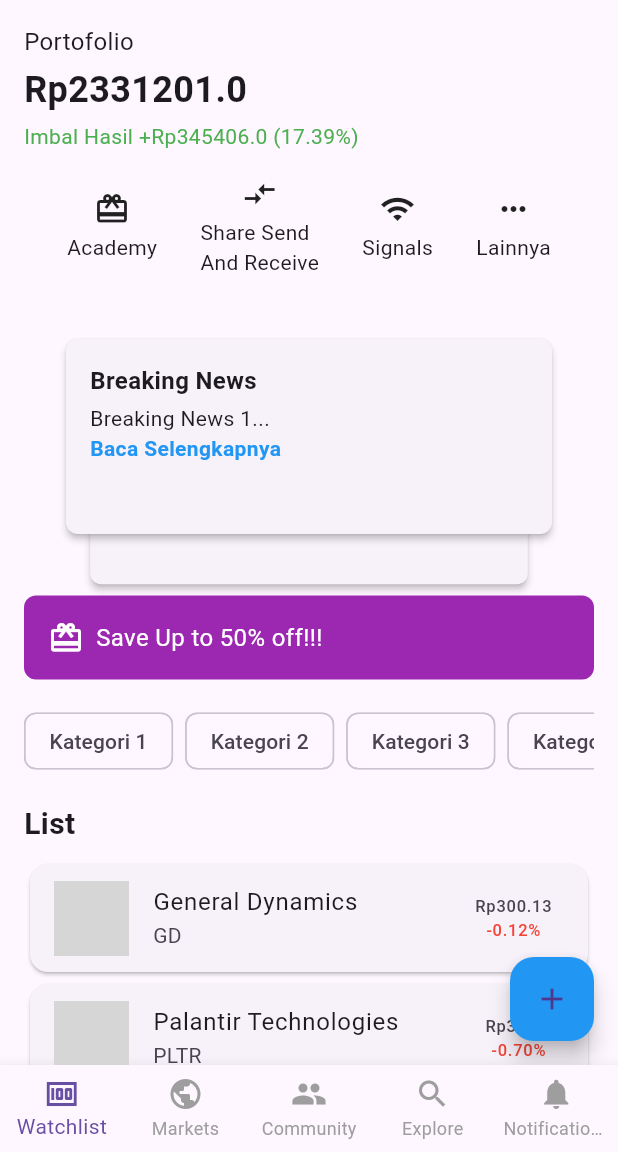
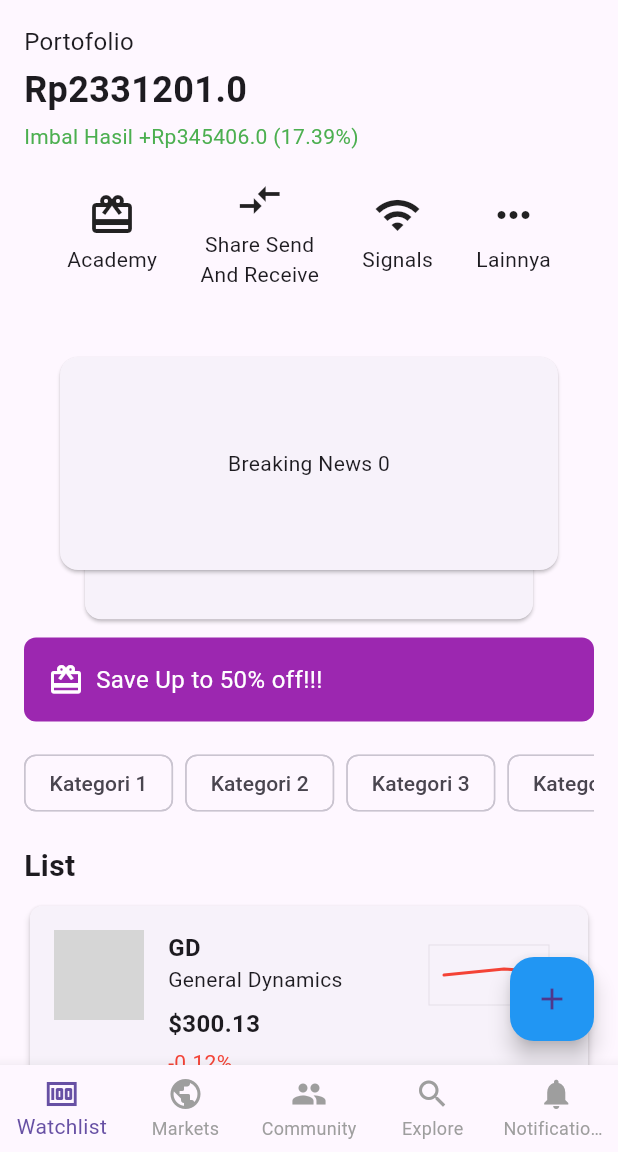
Before and after one commit to RazerArdi/FolioFinance, a Flutter app: the screen it shows after launch, on a phone screen of 412 x 824 dp, the part 84-1236 px from its top. Run offline on Flutter 3.47's test engine with Material 3 defaults, Android fonts, the phone set to English and light mode, and no system bars; drawn by our look-alikes of flutter_card_swiper; our stand-ins replace animated_splash_screen, get, image_picker, page_transition, sqflite, syncfusion_flutter_charts; accounts and stored records are empty; grey boxes are pictures that could not be loaded.

```diff
--- /dev/null
+++ b/lib/Database/chart_data.dart
@@ -0,0 +1,140 @@
+// Database/chart_data.dart
+import 'package:FFinance/Models/stock_data.dart';
+
+class ChartData {
+  final String symbol;
+  final String name;
+  final double price;
+  final double change;
+  final List<StockData> stockHistory;
+  final String image;
+
+  ChartData({
+    required this.symbol,
+    required this.name,
+    required this.price,
+    required this.change,
+    required this.stockHistory,
+    required this.image,
+  });
+}
+
+final List<ChartData> chartData = [
+  ChartData(
+    symbol: 'GD',
+    name: 'General Dynamics',
+    price: 300.13,
+    change: -0.12,
+    stockHistory: [
+      StockData('10:00', 300.00),
+      StockData('10:15', 300.10),
+      StockData('10:30', 300.20),
+      StockData('10:45', 300.13),
+    ],
+    image: 'assets/Images/General-Dynamics-Symbol.png',
+  ),
+  ChartData(
+    symbol: 'PLTR',
+    name: 'Palantir Technologies',
+    price: 36.84,
+    change: -0.70,
+    stockHistory: [
+      StockData('10:00', 36.80),
+      StockData('10:15', 36.90),
+      StockData('10:30', 36.70),
+      StockData('10:45', 36.84),
+    ],
+    image: 'assets/Images/Intel_icon.png',
+  ),
+  ChartData(
+    symbol: 'AES',
+    name: 'AES Corp',
+    price: 20.08,
+    change: 2.21,
+    stockHistory: [
+      StockData('10:00', 20.00),
+      StockData('10:15', 20.10),
+      StockData('10:30', 20.20),
+      StockData('10:45', 20.08),
+    ],
+    image: 'assets/Images/Intel_icon.png',
+  ),
+  ChartData(
+    symbol: 'SIRI',
+    name: 'Sirius XM Holdings',
+    price: 24.38,
+    change: 0.12,
+    stockHistory: [
+      StockData('10:00', 24.30),
+      StockData('10:15', 24.40),
+      StockData('10:30', 24.50),
+      StockData('10:45', 24.38),
+    ],
+    image: 'assets/Images/Intel_icon.png',
+  ),
+  ChartData(
+    symbol: 'MANU',
+    name: 'Manchester United',
+    price: 16.48,
+    change: -0.06,
+    stockHistory: [
+      StockData('10:00', 16.50),
+      StockData('10:15', 16.40),
+      StockData('10:30', 16.30),
+      StockData('10:45', 16.48),
+    ],
+    image: 'assets/Images/Intel_icon.png',
+  ),
+  ChartData(
+    symbol: 'VALE',
+    name: 'Vale S.A.',
+    price: 11.79,
+    change: -0.08,
+    stockHistory: [
+      StockData('10:00', 11.80),
+      StockData('10:15', 11.90),
+      StockData('10:30', 11.70),
+      StockData('10:45', 11.79),
+    ],
+    image: 'assets/Images/Intel_icon.png',
+  ),
+  ChartData(
+    symbol: 'FOX',
+    name: 'Fox Corporation',
+    price: 38.84,
+    change: 0.44,
+    stockHistory: [
+      StockData('10:00', 38.80),
+      StockData('10:15', 38.90),
+      StockData('10:30', 38.70),
+      StockData('10:45', 38.84),
+    ],
+    image: 'assets/Images/Intel_icon.png',
+  ),
+  ChartData(
+    symbol: 'CMCSA',
+    name: 'Comcast Corporation',
+    price: 41.63,
+    change: 1.49,
+    stockHistory: [
+      StockData('10:00', 41.60),
+      StockData('10:15', 41.70),
+      StockData('10:30', 41.50),
+      StockData('10:45', 41.63),
+    ],
+    image: 'assets/Images/Intel_icon.png',
+  ),
+  ChartData(
+    symbol: 'NYT',
+    name: 'The New York Times Company',
+    price: 43.19,
+    change: 0.19,
+    stockHistory: [
+      StockData('10:00', 43.20),
+      StockData('10:15', 43.30),
+      StockData('10:30', 43.10),
+      StockData('10:45', 43.19),
+    ],
+    image: 'assets/Images/Intel_icon.png',
+  ),
+];
--- /dev/null
+++ b/lib/Database/database_helper.dart
@@ -0,0 +1,73 @@
+// Database/database_helper.dart
+import 'package:sqflite/sqflite.dart';
+import 'package:path/path.dart';
+import 'chart_data.dart'; // Import your chart data if necessary
+
+class DatabaseHelper {
+  static final DatabaseHelper _instance = DatabaseHelper._internal();
+  static Database? _database;
+
+  DatabaseHelper._internal();
+
+  factory DatabaseHelper() => _instance;
+
+  Future<Database> get database async {
+    if (_database != null) return _database!;
+    _database = await _initDatabase();
+    return _database!;
+  }
+
+  Future<Database> _initDatabase() async {
+    String path = join(await getDatabasesPath(), 'finance.db');
+    return await openDatabase(
+      path,
+      version: 1,
+      onCreate: (db, version) async {
+        // Create tables here
+        await db.execute('''
+          CREATE TABLE chart_data(
+            id INTEGER PRIMARY KEY AUTOINCREMENT,
+            symbol TEXT,
+            name TEXT,
+            price REAL,
+            change REAL,
+            image TEXT
+          )
+        ''');
+      },
+    );
+  }
+
+  Future<void> insertChartData(ChartData data) async {
+    final db = await database;
+    await db.insert(
+      'chart_data',
+      {
+        'symbol': data.symbol,
+        'name': data.name,
+        'price': data.price,
+        'change': data.change,
+        'image': data.image,
+      },
+      conflictAlgorithm: ConflictAlgorithm.replace,
+    );
+  }
+
+  Future<List<ChartData>> fetchChartData() async {
+    final db = await database;
+    final List<Map<String, dynamic>> maps = await db.query('chart_data');
+
+    return List.generate(maps.length, (i) {
+      return ChartData(
+        symbol: maps[i]['symbol'],
+        name: maps[i]['name'],
+        price: maps[i]['price'],
+        change: maps[i]['change'],
+        stockHistory: [], // Modify to fetch stock history if necessary
+        image: maps[i]['image'],
+      );
+    });
+  }
+
+// Implement other CRUD operations as needed...
+}
--- a/lib/Models/stock_data.dart
+++ b/lib/Models/stock_data.dart
@@ -1,17 +1,21 @@
+// Models/stock_data.dart
 class StockData {
   final String time;
   final double price;
 
   StockData(this.time, this.price);
+
+  Map<String, dynamic> toMap() {
+    return {
+      'time': time,
+      'price': price,
+    };
+  }
+
+  factory StockData.fromMap(Map<String, dynamic> map) {
+    return StockData(
+      map['time'],
+      map['price'],
+    );
+  }
 }
-
-class ChartData {
-  final String symbol;
-  final String name;
-  final double price;
-  final double change;
-  final List<StockData> stockData;
-  final String image;
-
-  ChartData(this.symbol, this.name, this.price, this.change, this.stockData, this.image);
-}
--- a/lib/View/halaman_utama.dart
+++ b/lib/View/halaman_utama.dart
@@ -1,69 +1,17 @@
+// Pages/halaman_utama.dart
 import 'dart:io';
 import 'package:FFinance/Controllers/main_controller.dart';
-
 import 'package:flutter/material.dart';
 import 'package:get/get.dart';
 import 'package:flutter_card_swiper/flutter_card_swiper.dart';
-import 'package:FFinance/Models/stock_data.dart';
+import 'package:FFinance/Database/chart_data.dart'; // Import chart data
+import 'package:FFinance/Database/database_helper.dart'; // Import database helper
+import 'package:syncfusion_flutter_charts/charts.dart'; // Ensure to import this if you're using Syncfusion charts
+import 'package:FFinance/Models/stock_data.dart'; // Import the StockData model
 
 class HalamanUtama extends StatelessWidget {
   final MainController controller = Get.put(MainController());
-  final List<ChartData> chartData = [
-    ChartData('GD', 'General Dynamics', 300.13, -0.12, [
-      StockData('10:00', 300.00),
-      StockData('10:15', 300.10),
-      StockData('10:30', 300.20),
-      StockData('10:45', 300.13),
-    ], 'assets/Images/General-Dynamics-Symbol.png'),
-    ChartData('PLTR', 'Palantir Technologies', 36.84, -0.70, [
-      StockData('10:00', 36.80),
-      StockData('10:15', 36.90),
-      StockData('10:30', 36.70),
-      StockData('10:45', 36.84),
-    ], 'assets/Images/Intel_icon.png'),
-    ChartData('AES', 'AES Corp', 20.08, 2.21, [
-      StockData('10:00', 20.00),
-      StockData('10:15', 20.10),
-      StockData('10:30', 20.20),
-      StockData('10:45', 20.08),
-    ], 'assets/Images/Intel_icon.png'),
-    ChartData('SIRI', 'Sirius XM Holdings', 24.38, 0.12, [
-      StockData('10:00', 24.30),
-      StockData('10:15', 24.40),
-      StockData('10:30', 24.50),
-      StockData('10:45', 24.38),
-    ], 'assets/Images/Intel_icon.png'),
-    ChartData('MANU', 'Manchester United', 16.48, -0.06, [
-      StockData('10:00', 16.50),
-      StockData('10:15', 16.40),
-      StockData('10:30', 16.30),
-      StockData('10:45', 16.48),
-    ], 'assets/Images/Intel_icon.png'),
-    ChartData('VALE', 'Vale S.A.', 11.79, -0.08, [
-      StockData('10:00', 11.80),
-      StockData('10:15', 11.90),
-      StockData('10:30', 11.70),
-      StockData('10:45', 11.79),
-    ], 'assets/Images/Intel_icon.png'),
-    ChartData('FOX', 'Fox Corporation', 38.84, 0.44, [
-      StockData('10:00', 38.80),
-      StockData('10:15', 38.90),
-      StockData('10:30', 38.70),
-      StockData('10:45', 38.84),
-    ], 'assets/Images/Intel_icon.png'),
-    ChartData('CMCSA', 'Comcast Corporation', 41.63, 1.49, [
-      StockData('10:00', 41.60),
-      StockData('10:15', 41.70),
-      StockData('10:30', 41.50),
-      StockData('10:45', 41.63),
-    ], 'assets/Images/Intel_icon.png'),
-    ChartData('NYT', 'The New York Times Company', 43.19, 0.19, [
-      StockData('10:00', 43.20),
-      StockData('10:15', 43.30),
-      StockData('10:30', 43.10),
-      StockData('10:45', 43.19),
-    ], 'assets/Images/Intel_icon.png'),
-  ];
+  final DatabaseHelper databaseHelper = DatabaseHelper();
 
   @override
   Widget build(BuildContext context) {
@@ -94,7 +42,7 @@ class HalamanUtama extends StatelessWidget {
       ),
       body: Stack(
         children: [
-          SingleChildScrollView(
+          SingleChildScrollView( // This enables scrolling for the entire page
             child: Padding(
               padding: const EdgeInsets.all(16.0),
               child: Column(
@@ -130,9 +78,10 @@ class HalamanUtama extends StatelessWidget {
                   SizedBox(height: 16),
                   Text('List', style: TextStyle(fontSize: 20, fontWeight: FontWeight.bold)),
                   SizedBox(height: 8),
-                  Column(
-                    children: chartData.map((data) => _buildListCard(data)).toList(),
-                  ),
+
+                  // Instead of ListView.builder, use Column
+                  ...chartData.map((data) => _buildListCard(data)).toList(), // Mapping chart data to widgets
+
                   SizedBox(height: 16),
                   _buildAddAssetButton(),
                 ],
@@ -168,57 +117,33 @@ class HalamanUtama extends StatelessWidget {
     );
   }
 
-  Widget _buildMenuButton({
-    required VoidCallback onTap,
-    required IconData icon,
-    required String text,
-  }) {
+  Widget _buildMenuButton({required IconData icon, required String text, required VoidCallback onTap}) {
     return GestureDetector(
       onTap: onTap,
       child: Column(
+        mainAxisAlignment: MainAxisAlignment.center,
         children: [
-          Icon(icon),
+          Icon(icon, size: 32),
           SizedBox(height: 4),
-          Text(text),
+          Text(text, textAlign: TextAlign.center),
         ],
       ),
     );
   }
 
   Widget _buildBreakingNewsCarousel(BuildContext context) {
-    final breakingNewsList = ['Breaking News 1...', 'Breaking News 2...', 'Breaking News 3...'];
-
     return Container(
-      height: 180,
-      width: double.infinity,
+      height: 200,
       child: CardSwiper(
-        cardsCount: breakingNewsList.length,
+        cardsCount: 3, // Adjust based on your news length
         cardBuilder: (context, index, realIndex, direction) {
-          return _buildBreakingNewsCard(context, breakingNewsList[index]);
-        },
+          return GestureDetector(
+            onTap: () => _showFullTextDialog(context, 'This is breaking news detail for item $index.'),
+            child: Card(
+              child: Center(child: Text('Breaking News $index')),
             ),
           );
-  }
-
-  Widget _buildBreakingNewsCard(BuildContext context, String newsText) {
-    return Card(
-      elevation: 2,
-      shape: RoundedRectangleBorder(borderRadius: BorderRadius.circular(8)),
-      margin: EdgeInsets.symmetric(horizontal: 8.0),
-      child: Padding(
-        padding: const EdgeInsets.all(16.0),
-        child: Column(
-          crossAxisAlignment: CrossAxisAlignment.start,
-          children: [
-            Text('Breaking News', style: TextStyle(fontSize: 16, fontWeight: FontWeight.bold)),
-            SizedBox(height: 4),
-            Text(newsText, style: TextStyle(fontSize: 14), maxLines: 2, overflow: TextOverflow.ellipsis),
-            InkWell(
-              onTap: () => _showFullTextDialog(context, newsText),
-              child: Text('Baca Selengkapnya', style: TextStyle(color: Colors.blue, fontSize: 14, fontWeight: FontWeight.bold)),
-            ),
-          ],
-        ),
+        },
       ),
     );
   }
@@ -228,8 +153,15 @@ class HalamanUtama extends StatelessWidget {
       context: context,
       builder: (context) => AlertDialog(
         title: Text('Breaking News'),
-        content: SingleChildScrollView(child: Text(text)),
-        actions: [TextButton(onPressed: () => Navigator.pop(context), child: Text('Tutup'))],
+        content: SingleChildScrollView(
+          child: Text(text),
+        ),
+        actions: [
+          TextButton(
+            onPressed: () => Navigator.pop(context),
+            child: Text('Tutup'),
+          ),
+        ],
       ),
     );
   }
@@ -279,25 +211,79 @@ class HalamanUtama extends StatelessWidget {
                 child: Icon(Icons.add, color: Colors.white),
               ),
             );
-      };
+          }
         },
       ),
     );
   }
 
   Widget _buildListCard(ChartData data) {
+    Color lineColor = data.change > 0 ? Colors.green : Colors.red; // Set line color based on price change
+
     return Card(
-      child: ListTile(
-        leading: Image.asset(data.image, width: 50, height: 50),
-        title: Text(data.name),
-        subtitle: Text(data.symbol),
-        trailing: Column(
-          mainAxisAlignment: MainAxisAlignment.center,
+      elevation: 2,
+      shape: RoundedRectangleBorder(
+        borderRadius: BorderRadius.circular(8),
+      ),
+      child: Padding(
+        padding: const EdgeInsets.all(16.0),
+        child: Row(
+          crossAxisAlignment: CrossAxisAlignment.start,
           children: [
-            Text('Rp${data.price.toStringAsFixed(2)}'),
+            ClipRRect(
+              borderRadius: BorderRadius.circular(8.0),
+              child: Image.asset(
+                data.image,
+                width: 60,
+                height: 60,
+                fit: BoxFit.cover,
+              ),
+            ),
+            SizedBox(width: 16),
+            Expanded(
+              child: Column(
+                crossAxisAlignment: CrossAxisAlignment.start,
+                children: [
                   Text(
-              '${data.change.toStringAsFixed(2)}%',
-              style: TextStyle(color: data.change >= 0 ? Colors.green : Colors.red),
+                    data.symbol,
+                    style: TextStyle(fontSize: 16, fontWeight: FontWeight.bold),
+                  ),
+                  Text(
+                    data.name,
+                    style: TextStyle(fontSize: 14),
+                  ),
+                  SizedBox(height: 8),
+                  Text(
+                    '\$${data.price.toStringAsFixed(2)}', // Formatting price
+                    style: TextStyle(fontSize: 16, fontWeight: FontWeight.bold),
+                  ),
+                  SizedBox(height: 4),
+                  // Display percentage below the price
+                  Text(
+                    '${data.change}%', // Displaying change percentage
+                    style: TextStyle(
+                      fontSize: 14,
+                      color: lineColor,
+                    ),
+                  ),
+                ],
+              ),
+            ),
+            Container(
+              width: 100,
+              height: 60,
+              child: SfCartesianChart(
+                primaryXAxis: CategoryAxis(isVisible: false),
+                primaryYAxis: NumericAxis(isVisible: false),
+                series: [
+                  LineSeries<StockData, String>(
+                    dataSource: data.stockHistory, // Use the correct property
+                    xValueMapper: (StockData stockData, _) => stockData.time,
+                    yValueMapper: (StockData stockData, _) => stockData.price,
+                    color: lineColor, // Set line color based on price change
+                  ),
+                ],
+              ),
             ),
           ],
         ),
--- a/pubspec.yaml
+++ b/pubspec.yaml
@@ -42,6 +42,8 @@ dependencies:
   animated_splash_screen: ^1.0.0+1
   page_transition: ^2.1.0
   image_picker: any
+  sqflite: any
+  path: any
 
 dev_dependencies:
   flutter_test:
```
Also changed, not shown: pubspec.lock, 2 other files. Lines whose indentation alone changed are shown as unchanged.
